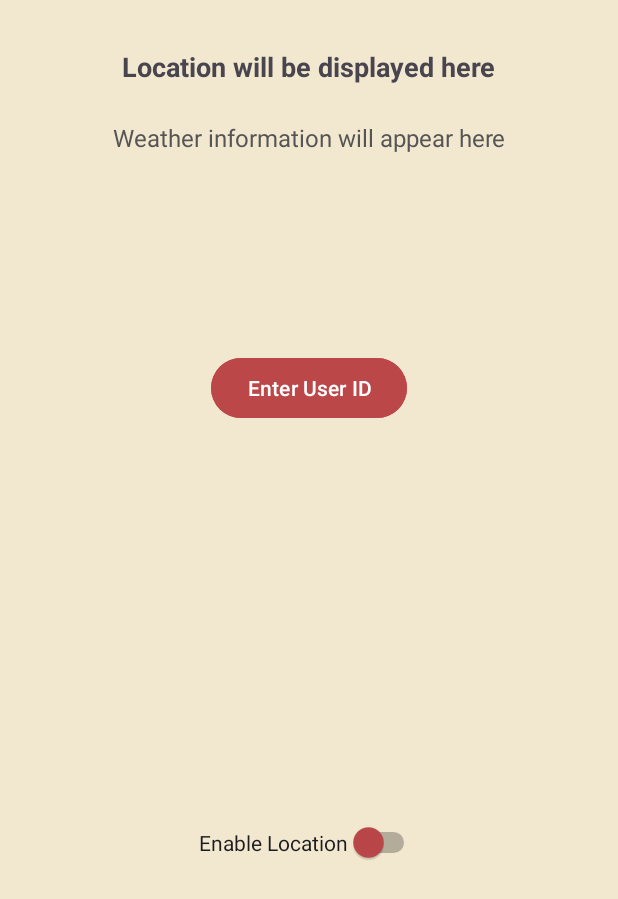
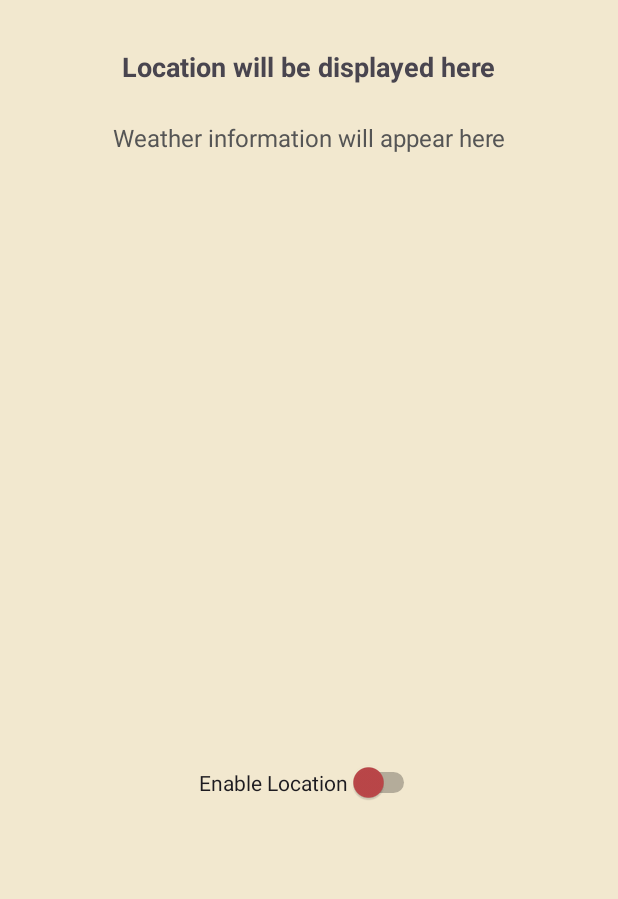
Before and after one commit to RafaelAguilar64/MADdefinitivo, an Android app: the MainActivity screen opened directly, with no data from a screen before it, on a phone screen of 412 x 824 dp. Shown: the top 899 px of the screen. Run offline under Robolectric (Android 15) with nearby library versions, the phone set to English and light mode, and no system bars; our stand-ins replace Firebase (no records; nobody signed in at launch, a user with empty details on screens opened directly); libraries missing offline, so code that uses them is left out: com.firebase.ui; pictures from the network do not load.

Commit message:
removed settings

```diff
--- a/app/src/main/AndroidManifest.xml
+++ b/app/src/main/AndroidManifest.xml
@@ -28,9 +28,6 @@
             </intent-filter>
         </activity>
         <activity
-            android:name=".SettingsActivity"
-            android:exported="false" />
-        <activity
             android:name=".OpenStreetMapsActivity"
             android:exported="false" />
         <activity
--- a/app/src/main/java/com/ProyectoMAD/MainActivity.kt
+++ b/app/src/main/java/com/ProyectoMAD/MainActivity.kt
@@ -123,18 +123,6 @@ class MainActivity : AppCompatActivity(), LocationListener, NavigationView.OnNav
             locationManager.requestLocationUpdates(LocationManager.GPS_PROVIDER, 5000, 5f, this)
         }
 
-        val userIdentifierButton: Button = findViewById(R.id.userIdentifierButton)
-        userIdentifierButton.setOnClickListener {
-            showUserIdentifierDialog()
-        }
-        val userIdentifier = getUserIdentifier()
-        if (userIdentifier == null) {
-            // If not, ask for it
-            showUserIdentifierDialog()
-        } else {
-            // If yes, use it or show it
-            Toast.makeText(this, "User ID: $userIdentifier", Toast.LENGTH_LONG).show()
-        }
         getWeatherForecast(40.38982289563083, -3.627826205293675)
 
     }
@@ -293,10 +281,6 @@ class MainActivity : AppCompatActivity(), LocationListener, NavigationView.OnNav
                 intent.putExtra("locationBundle", bundle)
                 startActivity(intent)
             }
-            R.id.nav_settings -> {
-                val intent = Intent(this, SettingsActivity::class.java)
-                startActivity(intent)
-            }
             R.id.log_out -> {
                 FirebaseAuth.getInstance().signOut()
                 val intent = Intent(this, authActivity::class.java)
@@ -311,55 +295,6 @@ class MainActivity : AppCompatActivity(), LocationListener, NavigationView.OnNav
 
 
 
-    private fun saveCoordinatesToFile(latitude: Double, longitude: Double, altitude: Double, timestamp: Long) {
-        val fileName = "gps_coordinates.csv"
-        val file = File(filesDir, fileName)
-        val formattedLatitude = String.format("%.4f", latitude)
-        val formattedLongitude = String.format("%.4f", longitude)
-        val formattedAltitude = String.format("%.2f", altitude)
-        file.appendText("$timestamp;$formattedLatitude;$formattedLongitude;$formattedAltitude\n")
-    }
-
-    private fun showUserIdentifierDialog() {
-        val builder = AlertDialog.Builder(this)
-        builder.setTitle("Enter User Identifier")
-        val input = EditText(this)
-        val userIdentifier = getUserIdentifier()
-        if (userIdentifier != null) {
-            input.setText(userIdentifier)
-        }
-        builder.setView(input)
-        builder.setPositiveButton("OK") { dialog, which ->
-            val userInput = input.text.toString()
-            if (userInput.isNotBlank()) {
-                saveUserIdentifier(userInput)
-                Toast.makeText(this, "User ID saved: $userInput", Toast.LENGTH_LONG).show()
-            } else {
-                Toast.makeText(this, "User ID cannot be blank", Toast.LENGTH_LONG).show()
-            }
-        }
-        builder.setNegativeButton("Cancel") { dialog, which ->
-            Toast.makeText(this, "Thanks and goodbye!", Toast.LENGTH_LONG).show()
-            dialog.cancel()
-        }
-        builder.show()
-    }
-
-    private fun saveUserIdentifier(userIdentifier: String) {
-        val sharedPreferences = this.getSharedPreferences("AppPreferences", Context.MODE_PRIVATE)
-        sharedPreferences.edit().apply {
-            putString("userIdentifier", userIdentifier)
-            apply()
-        }
-    }
-    private fun getUserIdentifier(): String? {
-        val sharedPreferences = this.getSharedPreferences("AppPreferences", Context.MODE_PRIVATE)
-        return sharedPreferences.getString("userIdentifier", null)
-    }
-
-
-
-
 
     override fun onStatusChanged(provider: String?, status: Int, extras: Bundle?) {}
     override fun onProviderEnabled(provider: String) {}
--- a/app/src/main/res/layout/activity_main.xml
+++ b/app/src/main/res/layout/activity_main.xml
@@ -18,64 +18,50 @@
             android:id="@+id/mainTextView"
             android:layout_width="wrap_content"
             android:layout_height="wrap_content"
+            android:layout_marginTop="32dp"
             android:text="Location will be displayed here"
             android:textSize="18sp"
             android:textStyle="bold"
-            app:layout_constraintTop_toTopOf="parent"
+            app:layout_constraintEnd_toEndOf="parent"
             app:layout_constraintStart_toStartOf="parent"
-            app:layout_constraintEnd_toEndOf="parent"
-            android:layout_marginTop="32dp" />
+            app:layout_constraintTop_toTopOf="parent" />
 
         <TextView
             android:id="@+id/weatherTextView"
             android:layout_width="wrap_content"
             android:layout_height="wrap_content"
+            android:layout_marginTop="16dp"
+            android:gravity="center"
+            android:padding="8dp"
             android:text="Weather information will appear here"
+            android:textColor="#555555"
             android:textSize="16sp"
-            android:textColor="#555555"
-            android:gravity="center"
-            app:layout_constraintTop_toBottomOf="@id/mainTextView"
+            app:layout_constraintEnd_toEndOf="parent"
             app:layout_constraintStart_toStartOf="parent"
-            app:layout_constraintEnd_toEndOf="parent"
-            android:layout_marginTop="16dp"
-            android:padding="8dp" />
+            app:layout_constraintTop_toBottomOf="@id/mainTextView" />
 
         <ImageView
             android:id="@+id/weatherIcon"
             android:layout_width="100dp"
             android:layout_height="100dp"
+            android:layout_marginTop="8dp"
             android:scaleType="fitCenter"
-            app:layout_constraintTop_toBottomOf="@id/weatherTextView"
+            app:layout_constraintEnd_toEndOf="parent"
             app:layout_constraintStart_toStartOf="parent"
-            app:layout_constraintEnd_toEndOf="parent"
-            android:layout_marginTop="8dp"/>
-
-
-
-        <Button
-            android:id="@+id/userIdentifierButton"
-            android:layout_width="wrap_content"
-            android:layout_height="wrap_content"
-            android:backgroundTint="#BC4749"
-            android:text="Enter User ID"
-            app:layout_constraintTop_toBottomOf="@id/weatherIcon"
-            app:layout_constraintStart_toStartOf="parent"
-            app:layout_constraintEnd_toEndOf="parent"
-            android:layout_marginTop="16dp" />
+            app:layout_constraintTop_toBottomOf="@id/weatherTextView" />
 
 
         <Switch
             android:id="@+id/locationSwitch"
             android:layout_width="wrap_content"
             android:layout_height="wrap_content"
+            android:padding="16dp"
             android:text="Enable Location"
             android:thumbTint="#BC4749"
-            android:padding="16dp"
-            app:layout_constraintTop_toBottomOf="@id/userIdentifierButton"
             app:layout_constraintBottom_toBottomOf="parent"
+            app:layout_constraintEnd_toEndOf="parent"
             app:layout_constraintStart_toStartOf="parent"
-            app:layout_constraintEnd_toEndOf="parent"
-            android:layout_marginTop="16dp" />
+            app:layout_constraintTop_toBottomOf="@+id/weatherIcon" />
 
     </androidx.constraintlayout.widget.ConstraintLayout>
 
--- a/app/src/main/res/layout/dialog_add_marker.xml
+++ b/app/src/main/res/layout/dialog_add_marker.xml
@@ -2,6 +2,8 @@
 <LinearLayout xmlns:android="http://schemas.android.com/apk/res/android"
     android:layout_width="match_parent"
     android:layout_height="wrap_content"
+    android:background="#F0E6CE"
+    android:backgroundTint="#F0E6CE"
     android:orientation="vertical"
     android:padding="16dp">
 
--- a/app/src/main/res/menu/drawer_menu.xml
+++ b/app/src/main/res/menu/drawer_menu.xml
@@ -13,10 +13,6 @@
         android:icon="@drawable/baseline_add_location_alt_24"
         android:title="OpenStreetMap Activity" />
     <item
-        android:id="@+id/nav_settings"
-        android:icon="@drawable/baseline_app_settings_alt_24"
-        android:title="Settings" />
-    <item
         android:id="@+id/log_out"
         android:icon="@drawable/baseline_key_off_24"
         android:title="Log out" />
```
Also changed, not shown: app/src/main/java/com/ProyectoMAD/SettingsActivity.kt (deleted, +0 -52 lines), app/src/main/res/layout/activity_settings.xml (deleted, +0 -50 lines).
